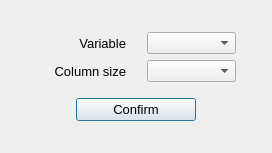
The window that main/plot_models/options_histogram.ui (Kirikus/2024_Experiments) describes before a commit, drawn with Qt 5.
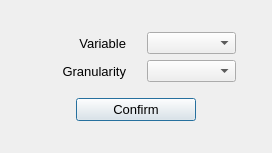
The same window after the commit.

Commit message: another remake histogram 2d

Diff of the .ui file:
```diff
--- a/main/plot_models/options_histogram.ui
+++ b/main/plot_models/options_histogram.ui
@@ -87,7 +87,7 @@
             </font>
            </property>
            <property name="text">
-            <string>Сolumn size</string>
+            <string>Granularity</string>
            </property>
            <property name="alignment">
             <set>Qt::AlignRight|Qt::AlignTrailing|Qt::AlignVCenter</set>
```
The commit also changes 1 other file.
